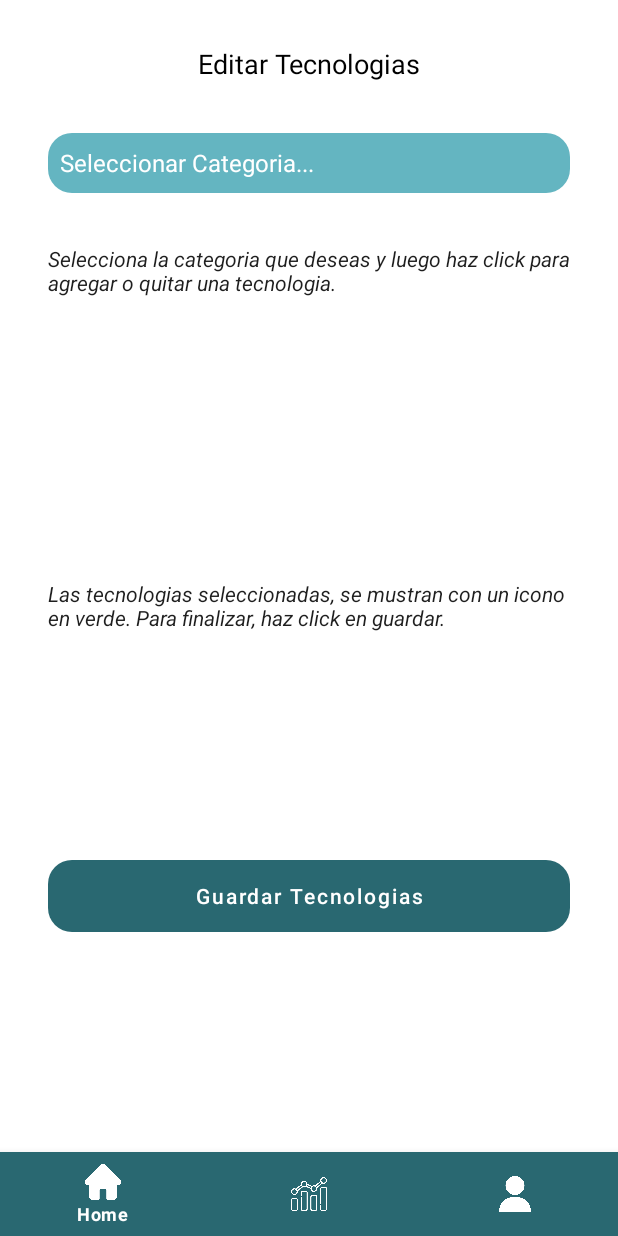
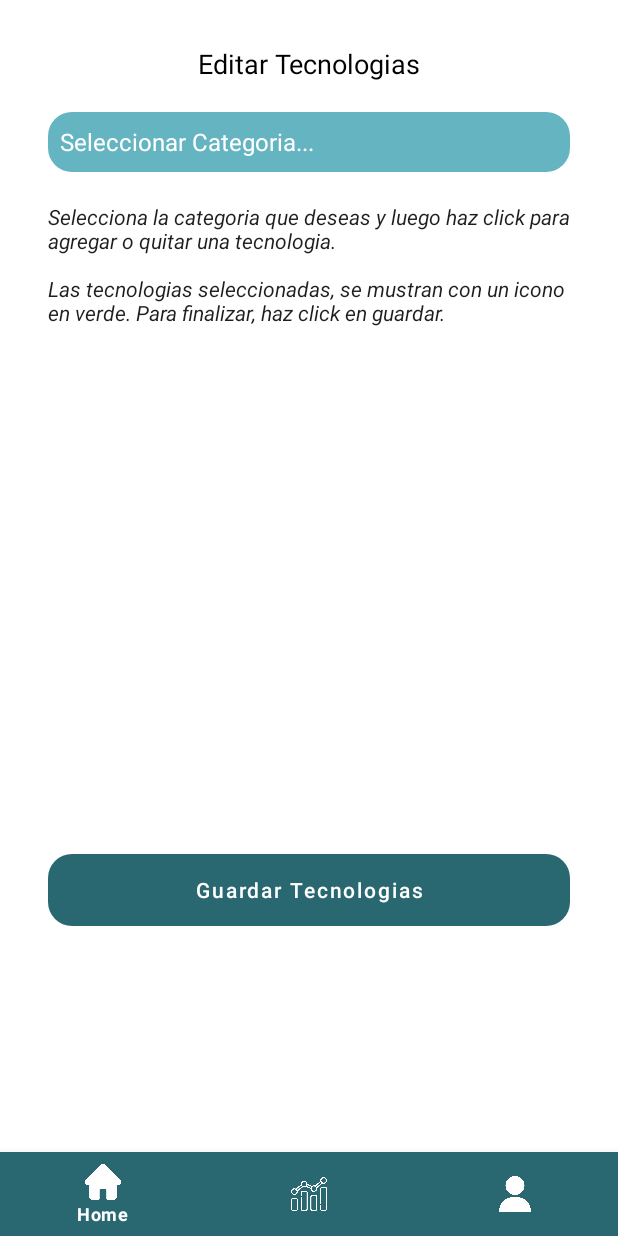
Before and after one commit to engregablesORT/proyecto-final, an Android app: the fragment FragmentDev_EditTecnologias placed in its activity, on a phone screen of 412 x 824 dp. Run offline under Robolectric (Android 15) with nearby library versions, the light colour scheme and no system bars; our stand-ins replace Firebase (no records; nobody signed in at launch, a user with empty details on screens opened directly), navigation-ui; 2 statements that could not run were skipped.

Commit message:
ocultando la totalidad del recycler si el combo esta en posicion 0

```diff
--- a/app/src/main/res/layout/fragment_dev__edit_tecnologias.xml
+++ b/app/src/main/res/layout/fragment_dev__edit_tecnologias.xml
@@ -28,12 +28,11 @@
         android:layout_width="350dp"
         android:layout_height="112dp"
         android:layout_marginStart="32dp"
-        android:layout_marginTop="204dp"
+        android:layout_marginTop="20dp"
         android:layout_marginEnd="32dp"
-        app:layout_constraintBottom_toTopOf="@+id/textView11"
         app:layout_constraintEnd_toEndOf="parent"
         app:layout_constraintStart_toStartOf="parent"
-        app:layout_constraintTop_toBottomOf="@+id/textView3" />
+        app:layout_constraintTop_toBottomOf="@+id/textView8" />
 
     <TextView
         android:id="@+id/textView3"
@@ -53,6 +52,7 @@
         android:layout_width="match_parent"
         android:layout_height="40dp"
         android:layout_marginStart="32dp"
+        android:layout_marginTop="20dp"
         android:layout_marginEnd="32dp"
         android:autofillHints="Seleccionar Categoría ..."
         android:background="@drawable/button_rounded"
@@ -68,31 +68,16 @@
     <TextView
         android:id="@+id/textView8"
         android:layout_width="0dp"
-        android:layout_height="62dp"
+        android:layout_height="95dp"
         android:layout_marginStart="32dp"
+        android:layout_marginTop="20dp"
         android:layout_marginEnd="32dp"
-        android:text="Selecciona la categoria que deseas y luego haz click para agregar o quitar una tecnologia."
+        android:text="Selecciona la categoria que deseas y luego haz click para agregar o quitar una tecnologia.\n\nLas tecnologias seleccionadas, se mustran con un icono en verde. Para finalizar, haz click en guardar."
         android:textColor="@color/hrit_gray"
         android:textStyle="italic"
-        app:layout_constraintBottom_toTopOf="@+id/recTecnologias"
         app:layout_constraintEnd_toEndOf="parent"
         app:layout_constraintHorizontal_bias="0.486"
         app:layout_constraintStart_toStartOf="parent"
         app:layout_constraintTop_toBottomOf="@+id/spinnerCategoriaTecnologia" />
 
-    <TextView
-        android:id="@+id/textView11"
-        android:layout_width="0dp"
-        android:layout_height="44dp"
-        android:layout_marginStart="32dp"
-        android:layout_marginTop="15dp"
-        android:layout_marginEnd="32dp"
-        android:text="Las tecnologias seleccionadas, se mustran con un icono en verde. Para finalizar, haz click en guardar."
-        android:textColor="@color/hrit_gray"
-        android:textStyle="italic"
-        app:layout_constraintEnd_toEndOf="parent"
-        app:layout_constraintHorizontal_bias="0.497"
-        app:layout_constraintStart_toStartOf="parent"
-        app:layout_constraintTop_toBottomOf="@+id/recTecnologias" />
-
 </androidx.constraintlayout.widget.ConstraintLayout>
--- a/app/src/main/res/layout/fragment_hr__home.xml
+++ b/app/src/main/res/layout/fragment_hr__home.xml
@@ -56,7 +56,7 @@
         app:layout_constraintTop_toBottomOf="@+id/searchView" />
 
     <TextView
-        android:id="@+id/textView4"
+        android:id="@+id/categoriaText"
         android:layout_width="0dp"
         android:layout_height="wrap_content"
         android:layout_marginStart="32dp"
@@ -77,6 +77,6 @@
         app:layout_constraintBottom_toBottomOf="parent"
         app:layout_constraintEnd_toEndOf="parent"
         app:layout_constraintStart_toStartOf="parent"
-        app:layout_constraintTop_toBottomOf="@+id/textView4" />
+        app:layout_constraintTop_toBottomOf="@+id/categoriaText" />
 
 </androidx.constraintlayout.widget.ConstraintLayout>
```
Also changed, not shown: app/src/main/java/com/example/hrit_app/fragments/dev/FragmentDev_EditTecnologias.kt (+38 -12 lines).
